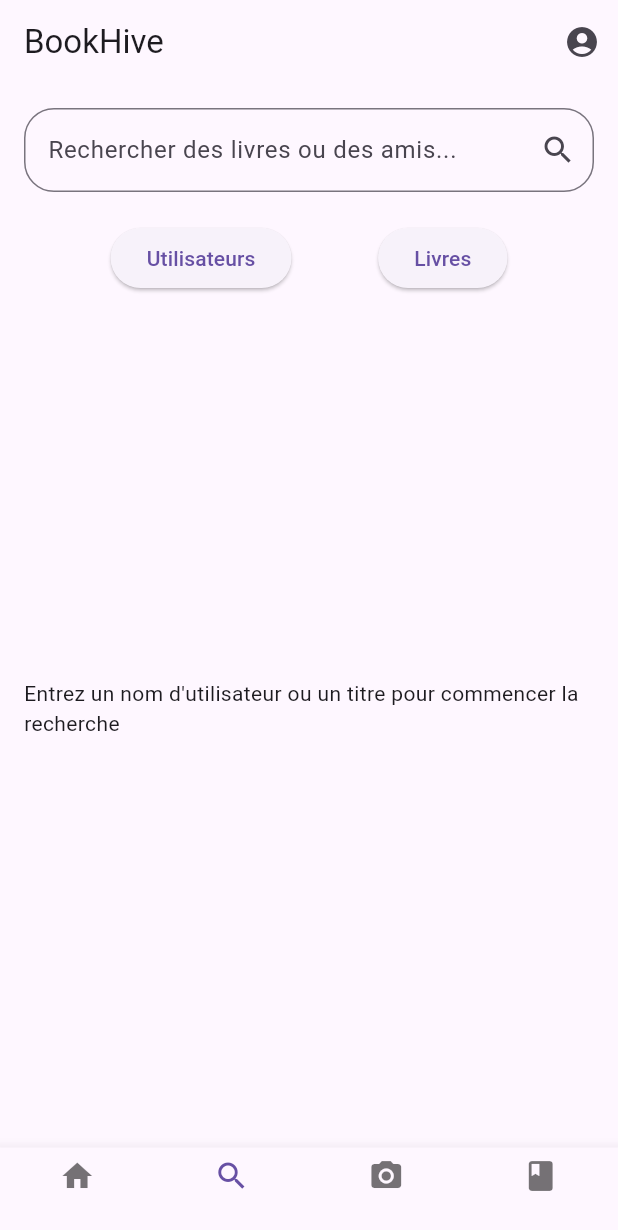
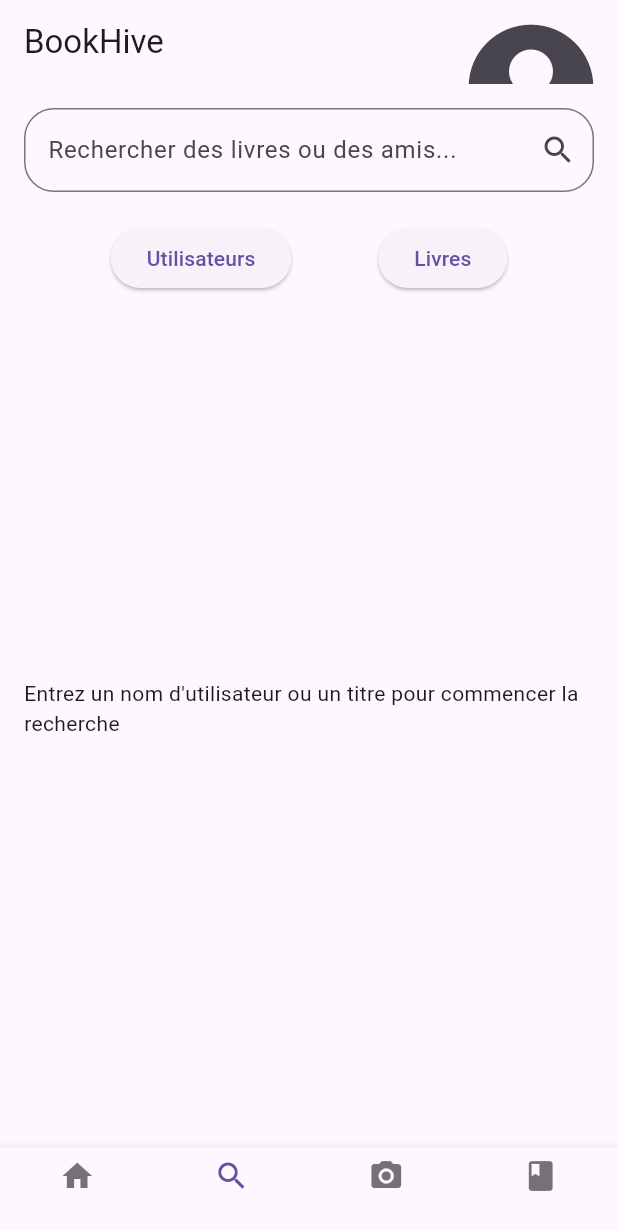
Before and after one commit to LeGodurix19/BookHive, a Flutter app: the HomePage screen opened directly, item 2 of the bottom bar chosen, on a phone screen of 412 x 824 dp. Shown: the top 1230 px of the screen. Run offline on Flutter 3.47's test engine with Material 3 defaults, Android fonts, the light colour scheme and no system bars; our stand-ins replace cloud_firestore, firebase_auth, firebase_core, firebase_storage, flutter_dotenv, image_picker and 2 more; missing offline and left inert: qr_code_scanner; accounts and stored records are empty; generated files the repository leaves out were written again.

Commit message:
Last update v0.0.3 p4 p5

```diff
--- a/lib/page.Home.dart
+++ b/lib/page.Home.dart
@@ -1,3 +1,5 @@
+import 'package:betta/Profil/class.Auth.dart';
+import 'package:cloud_firestore/cloud_firestore.dart';
 import 'package:flutter/material.dart';
 import 'package:betta/Profil/page.MyProfil.dart';
 import 'package:betta/Research/page.Research.dart';
@@ -36,15 +38,53 @@ class _HomePageState extends State<HomePage> {
     );
   }
 
+  Future<String?> _getUrlPic() async {
+    var documentSnapshot = await FirebaseFirestore.instance
+        .collection('Users')
+        .doc(Auth().user!.uid)
+        .get();
+    if (documentSnapshot.exists) {
+      var data = documentSnapshot.data() as Map<String, dynamic>?;
+      return data?['Picture'];
+    } else {
+      return null;
+    }
+  }
+
   @override
   Widget build(BuildContext context) {
     return Scaffold(
       appBar: AppBar(
         title: const Text('BookHive'),
         actions: <Widget>[
-          IconButton(
-            icon: const Icon(Icons.account_circle),
-            onPressed: _navigateToProfile,
+          FutureBuilder<String?>(
+            future: _getUrlPic(),
+            builder: (BuildContext context, AsyncSnapshot<String?> snapshot) {
+              if (snapshot.connectionState == ConnectionState.waiting) {
+                return const CircularProgressIndicator();
+              } else if (snapshot.hasError) {
+                return const Icon(Icons.error);
+              } else {
+                var urlPic = snapshot.data;
+                return IconButton(
+                  icon: Container(
+                    decoration: BoxDecoration(
+                      shape: BoxShape.circle,
+                      image: urlPic != null && urlPic.isNotEmpty
+                          ? DecorationImage(
+                              image: NetworkImage(urlPic),
+                              fit: BoxFit.cover,
+                            )
+                          : null,
+                    ),
+                    child: urlPic == null || urlPic.isEmpty
+                        ? const Icon(Icons.account_circle, size: 100)
+                        : null,
+                  ),
+                  onPressed: _navigateToProfile,
+                );
+              }
+            },
           ),
         ],
       ),
--- a/pubspec.yaml
+++ b/pubspec.yaml
@@ -13,12 +13,14 @@ dependencies:
   firebase_core: ^3.2.0
   firebase_auth: ^5.1.2
   cloud_firestore: ^5.1.0
+  firebase_storage: any
   qr_code_scanner: ^1.0.1
   sentry_flutter: ^8.6.0
   flutter_dotenv: ^5.0.2
   rive: ^0.13.9
   http: ^1.2.1
   cupertino_icons: ^1.0.6
+  image_picker: any
   intl: any
   flutter_localizations:
     sdk: flutter
```
Also changed, not shown: lib/Profil/class.Auth.dart (+19 -3 lines), lib/Profil/page.MyProfil.dart (+14 -0 lines), lib/Profil/page.ProfilCustom.dart (added, +136 -0 lines), lib/class.WidgetTree.dart (+12 -3 lines), pubspec.lock, 9 other files.
